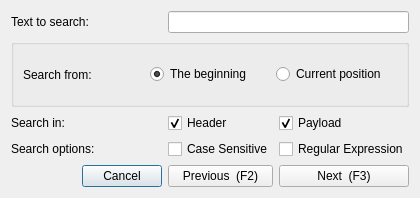
Before: the Qt Designer form src/searchdialog.ui in COVESA/dlt-viewer, drawn with Qt 5.
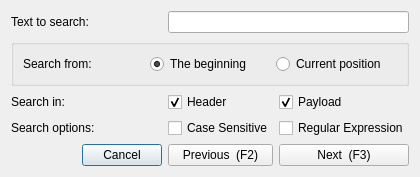
After: the same form once the commit is applied. Icons and pictures are not drawn.

Commit message: Fixed bug: set background color of marker when loading filters. Improved ui in settings and sarchdialog in windows.

Patch:
```diff
--- a/src/searchdialog.ui
+++ b/src/searchdialog.ui
@@ -7,7 +7,7 @@
     <x>0</x>
     <y>0</y>
     <width>420</width>
-    <height>198</height>
+    <height>163</height>
    </rect>
   </property>
   <property name="windowTitle">
```
The commit also changes 6 other files.
